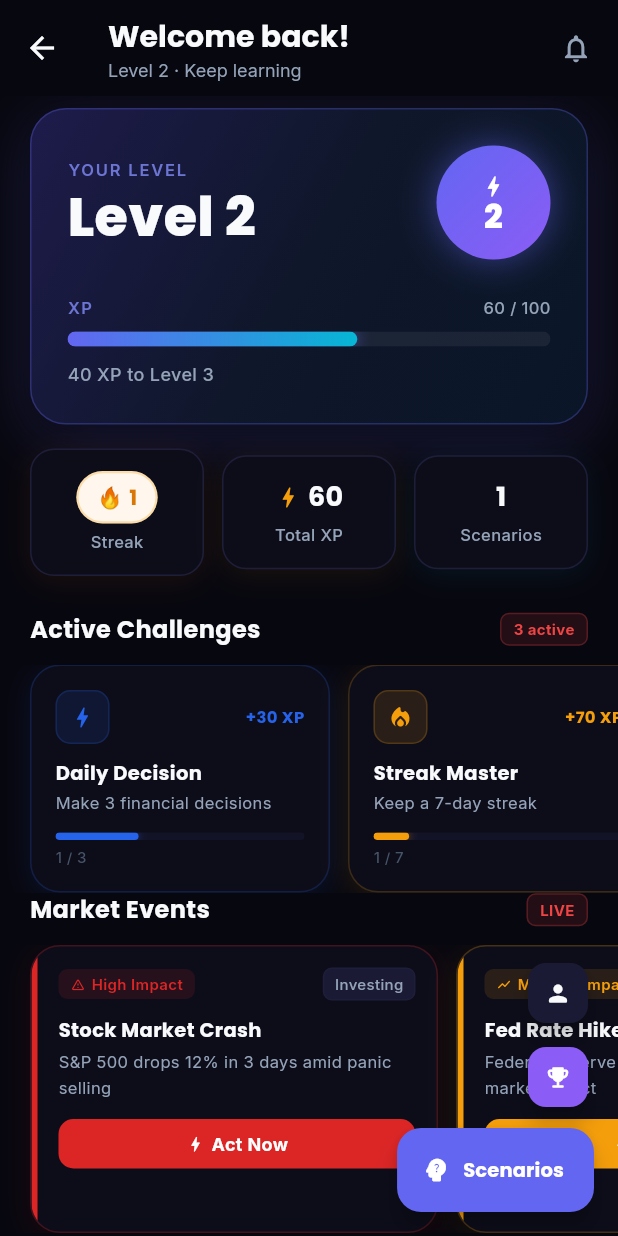
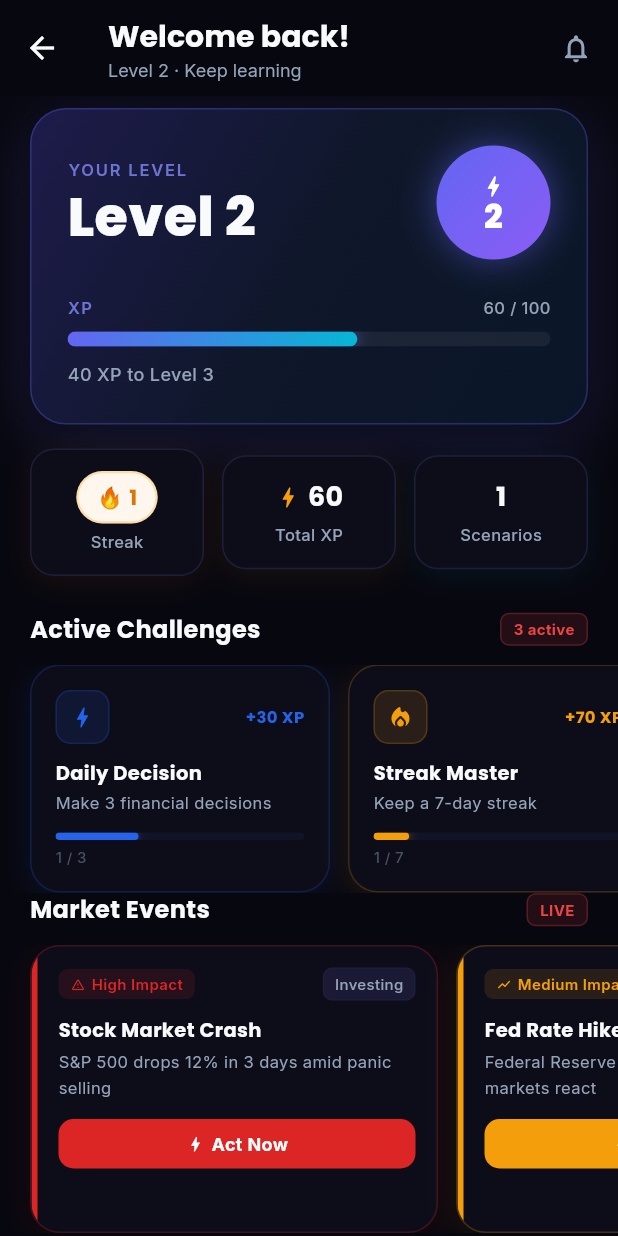
Before and after one commit to yusufsmnc/finquest-ai, a Flutter app: the DashboardScreen screen opened directly, on a phone screen of 412 x 824 dp. Run offline on Flutter 3.47's test engine with Material 3 defaults, Android fonts, the phone set to English and light mode, and no system bars; our stand-ins replace flutter_riverpod, google_fonts, shared_preferences; accounts and stored records are empty.

Commit message:
feat: implement bottom navigation shell with IndexedStack tabs
Replace floating action buttons with a persistent bottom nav bar (Home / Scenarios / Profile). MainShell uses IndexedStack to preserve tab state across switches. Back buttons on Profile and ScenarioList are now conditional via canPop() so they only appear when pushed as a route, not as a tab.

Co-Authored-By: Claude Sonnet 4.6 <noreply@anthropic.com>

```diff
--- a/lib/core/routing/app_router.dart
+++ b/lib/core/routing/app_router.dart
@@ -1,5 +1,5 @@
 import 'package:flutter/material.dart';
-import '../../features/dashboard/presentation/dashboard_screen.dart';
+import '../navigation/main_shell.dart';
 import '../../features/scenarios/presentation/scenario_flow.dart';
 import '../../features/achievements/presentation/achievements_screen.dart';
 import '../../features/profile/presentation/profile_screen.dart';
@@ -33,7 +33,7 @@ class AppRouter {
       case AppRoutes.dashboard:
         return _buildRoute(
           settings: settings,
-          builder: (_) => const DashboardScreen(),
+          builder: (_) => const MainShell(),
         );
       case AppRoutes.scenarios:
         return _buildRoute(
--- a/lib/features/dashboard/presentation/dashboard_screen.dart
+++ b/lib/features/dashboard/presentation/dashboard_screen.dart
@@ -1,7 +1,6 @@
 import 'package:flutter/material.dart';
 import 'package:flutter_riverpod/flutter_riverpod.dart';
 import '../dashboard_providers.dart';
-import '../../../core/routing/app_router.dart';
 import '../../../core/theme/app_colors.dart';
 import 'widgets/dashboard_xp_hero_card.dart';
 import 'widgets/dashboard_stats_row.dart';
@@ -88,47 +87,6 @@ class _DashboardScreenState extends ConsumerState<DashboardScreen>
 
     return Scaffold(
       backgroundColor: AppColors.background,
-      floatingActionButton: Column(
-        mainAxisSize: MainAxisSize.min,
-        crossAxisAlignment: CrossAxisAlignment.end,
-        children: [
-          FloatingActionButton.small(
-            heroTag: 'fab_profile',
-            onPressed: () =>
-                Navigator.of(context).pushNamed(AppRoutes.profile),
-            backgroundColor: AppColors.surfaceHigh,
-            child: const Icon(Icons.person_rounded,
-                color: AppColors.textPrimary, size: 18),
-          ),
-          const SizedBox(height: 8),
-          FloatingActionButton.small(
-            heroTag: 'fab_achievements',
-            onPressed: () =>
-                Navigator.of(context).pushNamed(AppRoutes.achievements),
-            backgroundColor: AppColors.purple,
-            child: const Icon(Icons.emoji_events_rounded,
-                color: Colors.white, size: 18),
-          ),
-          const SizedBox(height: 10),
-          FloatingActionButton.extended(
-            heroTag: 'fab_scenarios',
-            onPressed: () =>
-                Navigator.of(context).pushNamed(AppRoutes.scenarios),
-            backgroundColor: AppColors.primary,
-            icon: const Icon(Icons.psychology_alt_rounded,
-                color: Colors.white, size: 20),
-            label: const Text(
-              'Scenarios',
-              style: TextStyle(
-                fontFamily: 'Poppins',
-                fontSize: 13,
-                fontWeight: FontWeight.w700,
-                color: Colors.white,
-              ),
-            ),
-          ),
-        ],
-      ),
       body: FadeTransition(
         opacity: _fadeIn,
         child: SlideTransition(
--- a/lib/features/profile/presentation/profile_screen.dart
+++ b/lib/features/profile/presentation/profile_screen.dart
@@ -91,7 +91,8 @@ class _ProfileAppBar extends StatelessWidget {
       elevation: 0,
       scrolledUnderElevation: 0,
       pinned: true,
-      leading: GestureDetector(
+      leading: Navigator.of(context).canPop()
+          ? GestureDetector(
               behavior: HitTestBehavior.opaque,
               onTap: () => Navigator.of(context).pop(),
               child: const Icon(
@@ -99,7 +100,8 @@ class _ProfileAppBar extends StatelessWidget {
                 color: AppColors.textPrimary,
                 size: 22,
               ),
-      ),
+            )
+          : null,
       title: const Text(
         'Profile',
         style: TextStyle(
```
Also changed, not shown: lib/core/navigation/main_shell.dart (added, +118 -0 lines), lib/features/scenarios/presentation/screens/scenario_list_screen.dart (+7 -4 lines). Lines whose indentation alone changed are shown as unchanged.
